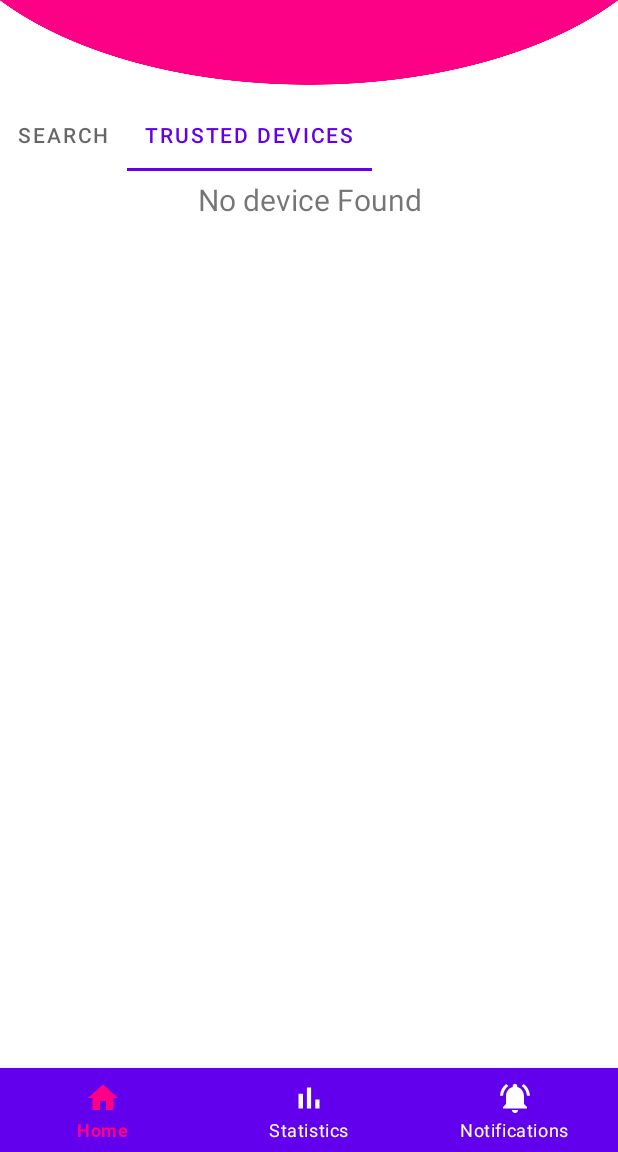
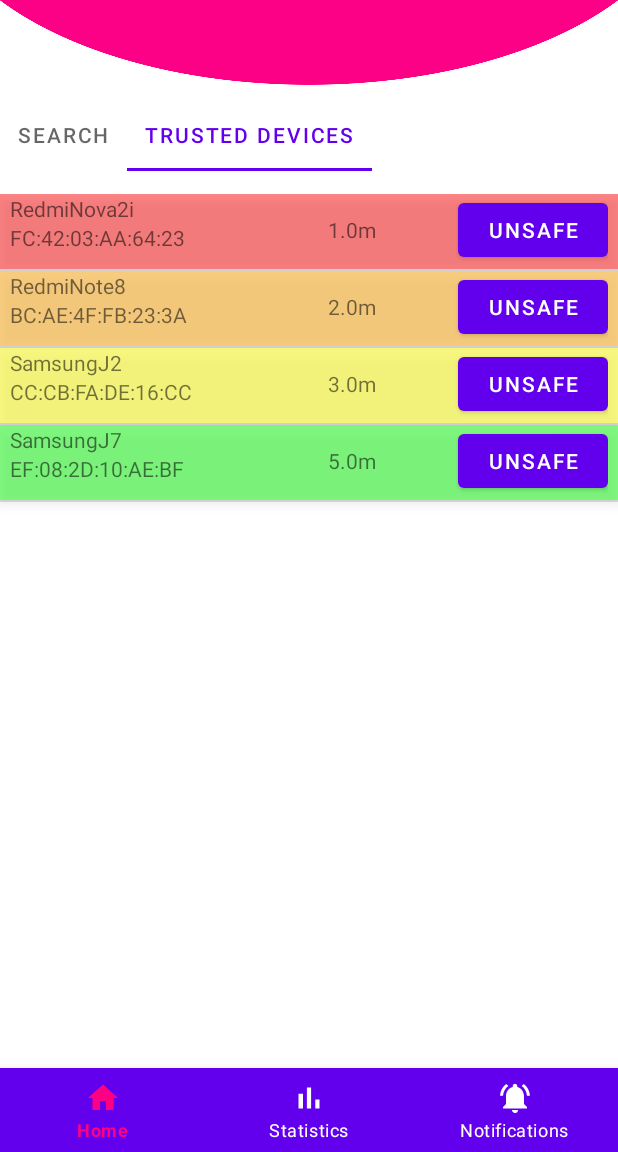
Before and after one commit to RashmikaLakshan/MC-Project-Social-Distance-Reminder, an Android app: the screen it shows after launch (MainActivity), tab 2 chosen, on a phone screen of 412 x 824 dp, the part 84-1236 px from its top. Run offline under Robolectric (Android 15) with nearby library versions, the light colour scheme and no system bars; our stand-ins replace Volley; network calls fail.

Commit message:
change api call, ui designs

```diff
--- a/app/src/main/java/com/example/distancedetector/Activities/DeviceListAdapter.java
+++ b/app/src/main/java/com/example/distancedetector/Activities/DeviceListAdapter.java
@@ -69,9 +69,9 @@
 
        viewHolder.deviceName.setText(devices.get(position).getDeviceName());
        viewHolder.deviceAddress.setText(devices.get(position).getDeviceId());
-       viewHolder.distance.setText(Double.toString(devices.get(position).getDistance()));
+       viewHolder.distance.setText(Double.toString(devices.get(position).getDistance())+"m");
        if(devices.get(position).isSafeDevice()){
-           viewHolder.action.setText("untrusted");
+           viewHolder.action.setText("unsafe");
 
        }else{
            viewHolder.action.setText("trusted");
--- a/app/src/main/java/com/example/distancedetector/Home/SearchFragment.java
+++ b/app/src/main/java/com/example/distancedetector/Home/SearchFragment.java
@@ -41,7 +41,6 @@
     @Override
     public View onCreateView(LayoutInflater inflater, ViewGroup container,
                              Bundle savedInstanceState) {
-        detectedDevices.add(new Device("FC:42:03:AA:64:23", "RedmiNova2i",0,5L,2));
 
         // Inflate the layout for this fragment
         c_view = inflater.inflate(R.layout.fragment_search, container, false);
@@ -101,7 +100,7 @@
                                     });
 
                                     try {
-                                        Thread.sleep(10*1000);
+                                        Thread.sleep(2*1000);
                                     } catch (InterruptedException e) {
                                         e.printStackTrace();
                                         deviceSearchTread.interrupt();
--- a/app/src/main/java/com/example/distancedetector/Home/TrustedDevicesFragment.java
+++ b/app/src/main/java/com/example/distancedetector/Home/TrustedDevicesFragment.java
@@ -47,6 +47,10 @@
                       @Override
                       public void run() {
                           trustedDevices = new LocalDB(getActivity()).getTrustedDevices();
+                          trustedDevices.add(new Device("FC:42:03:AA:64:23", "RedmiNova2i",1,5L,1));
+                          trustedDevices.add(new Device("BC:AE:4F:FB:23:3A", "RedmiNote8",1,5L,2));
+                          trustedDevices.add(new Device("CC:CB:FA:DE:16:CC", "SamsungJ2",1,5L,3));
+                          trustedDevices.add(new Device("EF:08:2D:10:AE:BF", "SamsungJ7",1,5L,5));
                           System.out.println("Trusted device thread running size: "+trustedDevices.size());
                           trustedDevicesListView.setAdapter(new DeviceListAdapter(getActivity(),R.layout.device_list_view,trustedDevices));
                       }
--- a/app/src/main/java/com/example/distancedetector/Statistics/InfectedAreasFragment.java
+++ b/app/src/main/java/com/example/distancedetector/Statistics/InfectedAreasFragment.java
@@ -32,22 +32,7 @@
     private ListView districtListVew;
     private ArrayList<Country> districtsData = new ArrayList<Country>();
 
-    public InfectedAreasFragment() {
-//        //testinggggggg
-//        Country country1 = new Country(1, "Galle", 2000, 1200, 30);
-//        Country country2 = new Country(1, "Matara", 560, 328, 9);
-//        Country country3 = new Country(1, "Hambantota", 483, 562, 61);
-//
-//        this.districtsData.add(country1);
-//        this.districtsData.add(country2);
-//        this.districtsData.add(country3);
-    }
-
-//    @Override
-//    public void onCreate(@Nullable Bundle savedInstanceState) {
-//        super.onCreate(savedInstanceState);
-//        getData();
-//    }
+    public InfectedAreasFragment() {}
 
     @Override
     public View onCreateView(LayoutInflater inflater, ViewGroup container,
@@ -60,7 +45,17 @@
         districtListVew = c_view.findViewById(R.id.distirctList);
 
         //Get Data
-        getData();
+//        getData();
+        districtsData.clear();
+        districtsData.add(new Country(1, "Gampaha",370,1,0));
+        districtsData.add(new Country(1, "Colombo",160,2,0));
+        districtsData.add(new Country(1, "Kalutara",65,0,1));
+        districtsData.add(new Country(1, "Puttalam",41,4,1));
+        districtsData.add(new Country(1, "Kurunagala",27,1,0));
+        districtsData.add(new Country(1, "Jaffna",16,2,2));
+        districtsData.add(new Country(1, "Kandy",15,2,0));
+        districtsData.add(new Country(1, "Anuradhapura",12,3,0));
+        districtListVew.setAdapter(new DistrictListAdapter(getActivity(), R.layout.district_list_view, districtsData));
 
         return c_view;
     }
--- a/app/src/main/java/com/example/distancedetector/Statistics/WorldStatusFragment.java
+++ b/app/src/main/java/com/example/distancedetector/Statistics/WorldStatusFragment.java
@@ -90,7 +90,7 @@
                         id = Integer.parseInt(country.getString("OBJECTID"));
                         countryName = country.getString("Country_Region");
                         confirmed = country.getString("Confirmed") == "null" ? 0 : Integer.parseInt(country.getString("Confirmed"));
-                        recoverd = country.getString("Recovered") == "null" ? 0 : Integer.parseInt(country.getString("Recovered"));
+                        recoverd = country.getString("Recovered") == "null" ? Integer.parseInt(country.getString("Confirmed")) - Integer.parseInt(country.getString("Deaths")) : Integer.parseInt(country.getString("Recovered"));
                         death = country.getString("Deaths") == "null" ? 0 : Integer.parseInt(country.getString("Deaths"));
 
                         countriesData.add( new Country(id,countryName,confirmed, recoverd, death));
--- a/app/src/main/res/layout/fragment_trusted_devices.xml
+++ b/app/src/main/res/layout/fragment_trusted_devices.xml
@@ -6,19 +6,19 @@
     tools:context=".Home.SearchFragment">
 
     <!-- TODO: Update blank fragment layout -->
-    <TextView
-        android:layout_width="match_parent"
-        android:layout_height="match_parent"
-        android:text="No device Found"
-        android:paddingTop="5dp"
-        android:gravity="center_horizontal"
-        android:textSize="20sp"/>
+<!--    <TextView-->
+<!--        android:layout_width="match_parent"-->
+<!--        android:layout_height="match_parent"-->
+<!--        android:text="No device Found"-->
+<!--        android:paddingTop="5dp"-->
+<!--        android:gravity="center_horizontal"-->
+<!--        android:textSize="20sp"/>-->
 
     <ListView
         android:id="@+id/trustedDeviceList"
         android:layout_width="match_parent"
         android:layout_height="match_parent"
         android:layout_gravity="center_horizontal"
-        android:layout_marginTop="100dp"/>
+        android:layout_marginTop="15dp"/>
 
 </FrameLayout>
```
